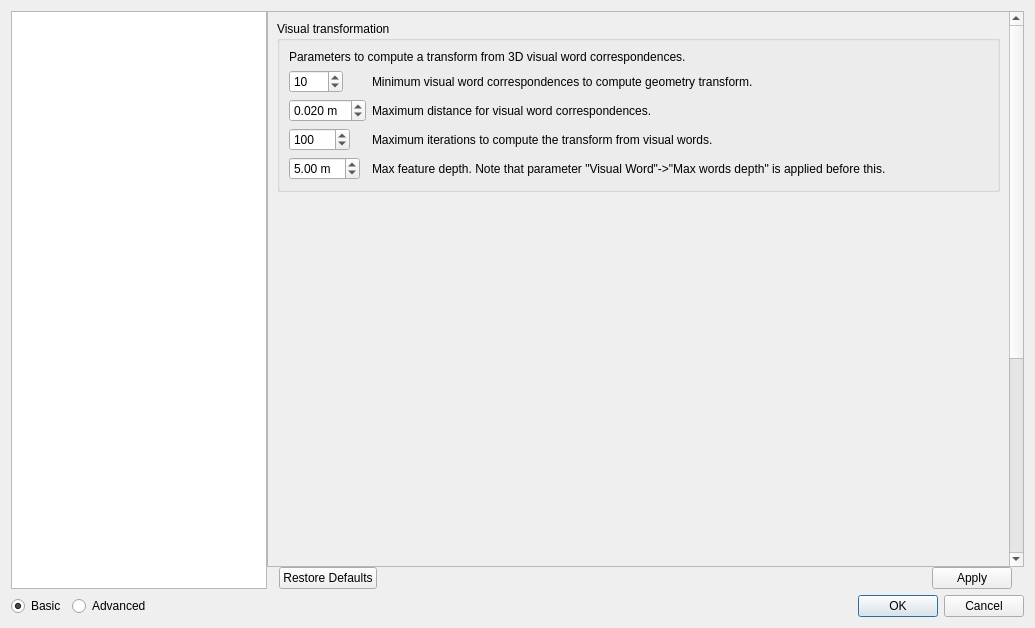
introlab/rtabmap, file guilib/src/ui/preferencesDialog.ui: the form before one commit.
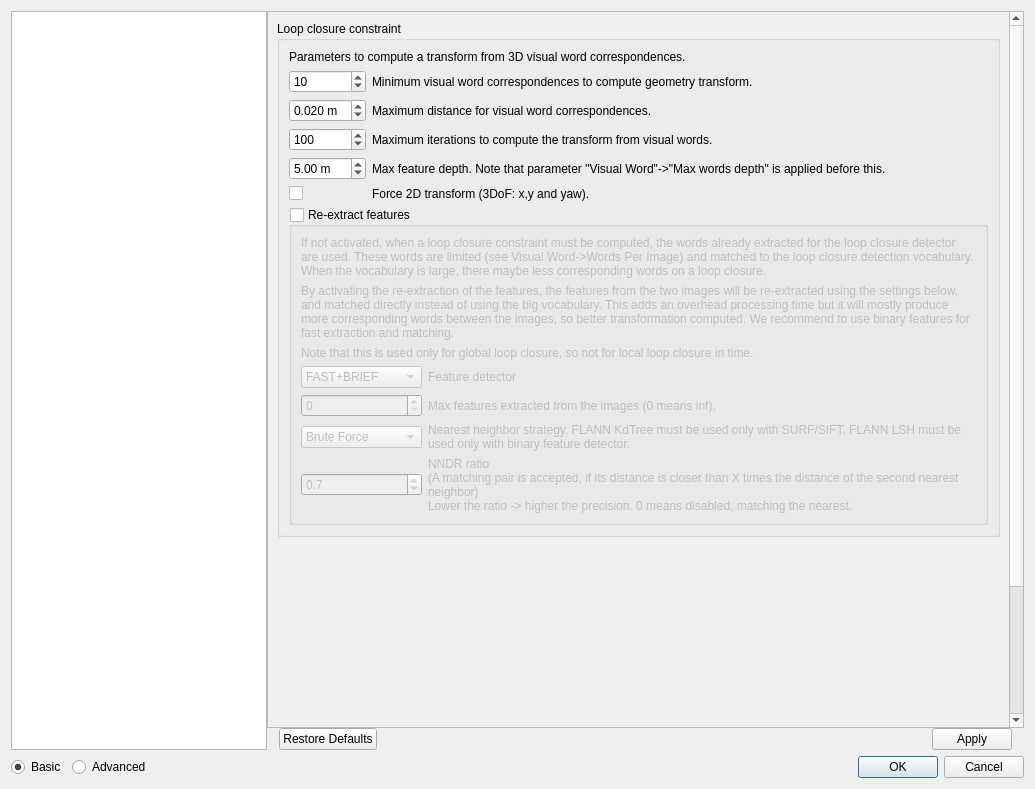
The form after the commit. The open tabs and pages were chosen to show the change. Icons and pictures are not drawn. Custom widgets are drawn as their Qt base class.

Commit message: Binary descriptors (ORB, BRIEF, FREAK) can now be used for the visual dictionnary: maybe not as discriminative as SIFT/SURF on large environments, the advantage is that RTAB-Map will work without Patent/noncommercial licenses of SIFT and SURF. A new option is added to re-extract features when a loop closure hypothesis is found. Another new option is to force 2D (3DoF) transform on visual odometry and loop closures.

```diff
--- a/guilib/src/ui/preferencesDialog.ui
+++ b/guilib/src/ui/preferencesDialog.ui
@@ -7,7 +7,7 @@
     <x>0</x>
     <y>0</y>
     <width>1035</width>
-    <height>628</height>
+    <height>789</height>
    </rect>
   </property>
   <property name="sizePolicy">
@@ -64,8 +64,8 @@
            <rect>
             <x>0</x>
             <y>0</y>
-            <width>737</width>
-            <height>895</height>
+            <width>732</width>
+            <height>1198</height>
            </rect>
           </property>
           <layout class="QVBoxLayout" name="verticalLayout_16">
@@ -86,7 +86,7 @@
                 <enum>QFrame::Raised</enum>
                </property>
                <property name="currentIndex">
-                <number>9</number>
+                <number>19</number>
                </property>
                <widget class="QWidget" name="page_22">
                 <layout class="QVBoxLayout" name="verticalLayout_29">
@@ -4984,7 +4984,7 @@
                  <item>
                   <widget class="QGroupBox" name="groupBox_visualTransform2">
                    <property name="title">
-                    <string>Visual transformation</string>
+                    <string>Loop closure constraint</string>
                    </property>
                    <layout class="QVBoxLayout" name="verticalLayout_49">
                     <item>
@@ -4998,7 +4998,7 @@
                      </widget>
                     </item>
                     <item>
-                     <layout class="QFormLayout" name="formLayout_6">
+                     <layout class="QGridLayout" name="gridLayout_23" columnstretch="0,1">
                       <item row="0" column="0">
                        <widget class="QSpinBox" name="loopClosure_bowMinInliers">
                         <property name="minimum">
@@ -5019,13 +5019,6 @@
                         </property>
                        </widget>
                       </item>
-                      <item row="1" column="1">
-                       <widget class="QLabel" name="label_14">
-                        <property name="text">
-                         <string>Maximum distance for visual word correspondences.</string>
-                        </property>
-                       </widget>
-                      </item>
                       <item row="1" column="0">
                        <widget class="QDoubleSpinBox" name="loopClosure_bowInlierDistance">
                         <property name="suffix">
@@ -5045,10 +5038,10 @@
                         </property>
                        </widget>
                       </item>
-                      <item row="2" column="1">
-                       <widget class="QLabel" name="label_15">
+                      <item row="1" column="1">
+                       <widget class="QLabel" name="label_14">
                         <property name="text">
-                         <string>Maximum iterations to compute the transform from visual words.</string>
+                         <string>Maximum distance for visual word correspondences.</string>
                         </property>
                        </widget>
                       </item>
@@ -5068,13 +5061,10 @@
                         </property>
                        </widget>
                       </item>
-                      <item row="3" column="1">
-                       <widget class="QLabel" name="label_146">
+                      <item row="2" column="1">
+                       <widget class="QLabel" name="label_15">
                         <property name="text">
-                         <string>Max feature depth. Note that parameter &quot;Visual Word&quot;-&gt;&quot;Max words depth&quot; is applied before this.</string>
-                        </property>
-                        <property name="wordWrap">
-                         <bool>true</bool>
+                         <string>Maximum iterations to compute the transform from visual words.</string>
                         </property>
                        </widget>
                       </item>
@@ -5091,8 +5081,229 @@
                         </property>
                        </widget>
                       </item>
+                      <item row="3" column="1">
+                       <widget class="QLabel" name="label_146">
+                        <property name="text">
+                         <string>Max feature depth. Note that parameter &quot;Visual Word&quot;-&gt;&quot;Max words depth&quot; is applied before this.</string>
+                        </property>
+                        <property name="wordWrap">
+                         <bool>true</bool>
+                        </property>
+                       </widget>
+                      </item>
+                      <item row="4" column="0">
+                       <widget class="QCheckBox" name="loopClosure_bowForce2D">
+                        <property name="text">
+                         <string/>
+                        </property>
+                       </widget>
+                      </item>
+                      <item row="4" column="1">
+                       <widget class="QLabel" name="label_184">
+                        <property name="text">
+                         <string>Force 2D transform (3DoF: x,y and yaw).</string>
+                        </property>
+                        <property name="wordWrap">
+                         <bool>true</bool>
+                        </property>
+                       </widget>
+                      </item>
                      </layout>
                     </item>
+                    <item>
+                     <widget class="QGroupBox" name="groupBox_reextract">
+                      <property name="title">
+                       <string>Re-extract features</string>
+                      </property>
+                      <property name="checkable">
+                       <bool>true</bool>
+                      </property>
+                      <property name="checked">
+                       <bool>false</bool>
+                      </property>
+                      <layout class="QVBoxLayout" name="verticalLayout_46">
+                       <item>
+                        <widget class="QLabel" name="label_171">
+                         <property name="text">
+                          <string>If not activated, when a loop closure constraint must be computed, the words already extracted for the loop closure detector are used. These words are limited (see Visual Word-&gt;Words Per Image) and matched to the loop closure detection vocabulary. When the vocabulary is large, there maybe less corresponding words on a loop closure.</string>
+                         </property>
+                         <property name="wordWrap">
+                          <bool>true</bool>
+                         </property>
+                        </widget>
+                       </item>
+                       <item>
+                        <widget class="QLabel" name="label_182">
+                         <property name="text">
+                          <string>By activating the re-extraction of the features, the features from the two images will be re-extracted using the settings below, and matched directly instead of using the big vocabulary. This adds an overhead processing time but it will mostly produce more corresponding words between the images, so better transformation computed. We recommend to use binary features for fast extraction and matching.</string>
+                         </property>
+                         <property name="wordWrap">
+                          <bool>true</bool>
+                         </property>
+                        </widget>
+                       </item>
+                       <item>
+                        <widget class="QLabel" name="label_183">
+                         <property name="text">
+                          <string>Note that this is used only for global loop closure, so not for local loop closure in time.</string>
+                         </property>
+                         <property name="wordWrap">
+                          <bool>true</bool>
+                         </property>
+                        </widget>
+                       </item>
+                       <item>
+                        <layout class="QGridLayout" name="gridLayout_25" columnstretch="0,1">
+                         <item row="3" column="0">
+                          <widget class="QComboBox" name="reextract_nn">
+                           <property name="currentIndex">
+                            <number>3</number>
+                           </property>
+                           <property name="sizeAdjustPolicy">
+                            <enum>QComboBox::AdjustToContents</enum>
+                           </property>
+                           <item>
+                            <property name="text">
+                             <string>FLANN Linear</string>
+                            </property>
+                           </item>
+                           <item>
+                            <property name="text">
+                             <string>FLANN KdTree</string>
+                            </property>
+                           </item>
+                           <item>
+                            <property name="text">
+                             <string>FLANN LSH</string>
+                            </property>
+                           </item>
+                           <item>
+                            <property name="text">
+                             <string>Brute Force</string>
+                            </property>
+                           </item>
+                           <item>
+                            <property name="text">
+                             <string>Brute Force GPU</string>
+                            </property>
+                           </item>
+                          </widget>
+                         </item>
+                         <item row="4" column="0">
+                          <widget class="QDoubleSpinBox" name="reextract_nndrRatio">
+                           <property name="decimals">
+                            <number>1</number>
+                           </property>
+                           <property name="minimum">
+                            <double>0.100000000000000</double>
+                           </property>
+                           <property name="maximum">
+                            <double>1.000000000000000</double>
+                           </property>
+                           <property name="singleStep">
+                            <double>0.100000000000000</double>
+                           </property>
+                           <property name="value">
+                            <double>0.700000000000000</double>
+                           </property>
+                          </widget>
+                         </item>
+                         <item row="2" column="0">
+                          <widget class="QSpinBox" name="reextract_maxFeatures">
+                           <property name="maximum">
+                            <number>999999</number>
+                           </property>
+                          </widget>
+                         </item>
+                         <item row="2" column="1">
+                          <widget class="QLabel" name="label_180">
+                           <property name="text">
+                            <string>Max features extracted from the images (0 means inf).</string>
+                           </property>
+                           <property name="wordWrap">
+                            <bool>true</bool>
+                           </property>
+                          </widget>
+                         </item>
+                         <item row="3" column="1">
+                          <widget class="QLabel" name="label_179">
+                           <property name="text">
+                            <string>Nearest neighbor strategy. FLANN KdTree must be used only with SURF/SIFT. FLANN LSH must be used only with binary feature detector.</string>
+                           </property>
+                           <property name="wordWrap">
+                            <bool>true</bool>
+                           </property>
+                          </widget>
+                         </item>
+                         <item row="4" column="1">
+                          <widget class="QLabel" name="label_181">
+                           <property name="text">
+                            <string>NNDR ratio
+(A matching pair is accepted, if its distance is closer than X times the distance of the second nearest neighbor)
+Lower the ratio -&gt; higher the precision. 0 means disabled, matching the nearest.</string>
+                           </property>
+                           <property name="wordWrap">
+                            <bool>true</bool>
+                           </property>
+                          </widget>
+                         </item>
+                         <item row="1" column="0">
+                          <widget class="QComboBox" name="reextract_type">
+                           <property name="currentIndex">
+                            <number>4</number>
+                           </property>
+                           <property name="sizeAdjustPolicy">
+                            <enum>QComboBox::AdjustToContents</enum>
+                           </property>
+                           <item>
+                            <property name="text">
+                             <string>SURF</string>
+                            </property>
+                           </item>
+                           <item>
+                            <property name="text">
+                             <string>SIFT</string>
+                            </property>
+                           </item>
+                           <item>
+                            <property name="text">
+                             <string>ORB</string>
+                            </property>
+                           </item>
+                           <item>
+                            <property name="text">
+                             <string>FAST+FREAK</string>
+                            </property>
+                           </item>
+                           <item>
+                            <property name="text">
+                             <string>FAST+BRIEF</string>
+                            </property>
+                           </item>
+                           <item>
+                            <property name="text">
+                             <string>GFTT+FREAK</string>
+                            </property>
+                           </item>
+                           <item>
+                            <property name="text">
+                             <string>GFTT+BRIEF</string>
+                            </property>
+                           </item>
+                          </widget>
+                         </item>
+                         <item row="1" column="1">
+                          <widget class="QLabel" name="label_178">
+                           <property name="text">
+                            <string>Feature detector </string>
+                           </property>
+                          </widget>
+                         </item>
+                        </layout>
+                       </item>
+                      </layout>
+                     </widget>
+                    </item>
                    </layout>
                   </widget>
                  </item>
```
The commit also changes 9 other files.
